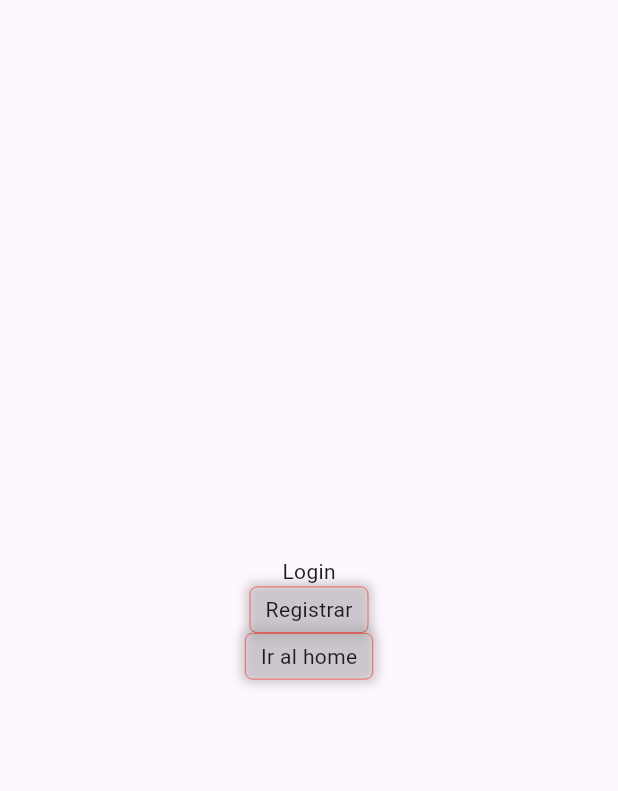
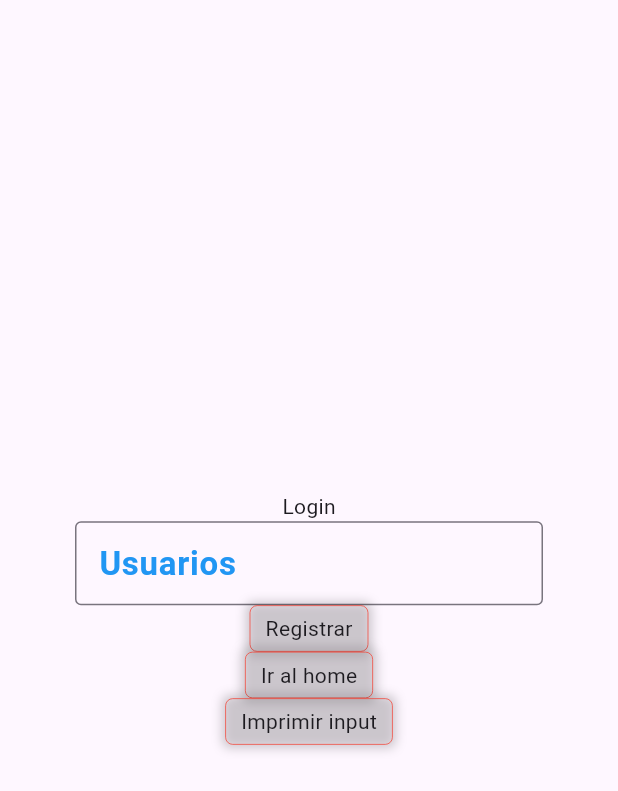
Before and after one commit to clavijo99/Desarrollo-de-aplicaciones-moviles, a Flutter app: the screen it shows after launch, on a phone screen of 412 x 824 dp. Shown: the top 791 px of the screen. Run offline on Flutter 3.47's test engine with Material 3 defaults, Android fonts, the phone set to English and light mode, and no system bars.

Commit message:
feat: Enhance login screen with user input field and updated styling

```diff
--- a/Flutter/navegacion/lib/pages/login.dart
+++ b/Flutter/navegacion/lib/pages/login.dart
@@ -11,6 +11,8 @@ class LoginScreen extends StatefulWidget {
 }
 
 class _LoginScreenState extends State<LoginScreen> {
+  final TextEditingController email = TextEditingController();
+
   @override
   Widget build(BuildContext context) {
     return Scaffold(
@@ -20,6 +22,37 @@ class _LoginScreenState extends State<LoginScreen> {
           crossAxisAlignment: CrossAxisAlignment.center,
           children: [
             Text('Login'),
+            Padding(
+              padding: const EdgeInsets.symmetric(horizontal: 50),
+              child: TextField(
+                decoration: InputDecoration(
+                  label: Text('Usuarios'),
+                  labelStyle: TextStyle(
+                    color: Colors.blue,
+                    fontSize: 22,
+                    fontWeight: FontWeight.w600,
+                  ),
+                  hintText: "example@gmail.com",
+                  hintStyle: TextStyle(
+                    color: Colors.grey,
+                    fontWeight: FontWeight.w500,
+                    fontSize: 15,
+                  ),
+                  border: OutlineInputBorder(),
+                ),
+                style: TextStyle(
+                  color: Colors.red,
+                  fontWeight: FontWeight.bold,
+                ),
+                cursorColor: Colors.purple,
+                textAlign: TextAlign.center,
+                keyboardType: TextInputType.emailAddress,
+                onChanged: (value) {
+                  print(value);
+                },
+                controller: email,
+              ),
+            ),
             ButtonCustom(
               text: 'Registrar',
               onTap: () {
@@ -41,6 +74,16 @@ class _LoginScreenState extends State<LoginScreen> {
                 ).pushNamed('/layout-screen', arguments: "Hola desde el login");
               },
             ),
+            ButtonCustom(
+              text: 'Imprimir input',
+              onTap: () {
+                //        Navigator.of(
+                //   context,
+                // ).push(MaterialPageRoute(builder: (_) => LayoutScreen()));
+
+                print(email.text);
+              },
+            ),
           ],
         ),
       ),
```
